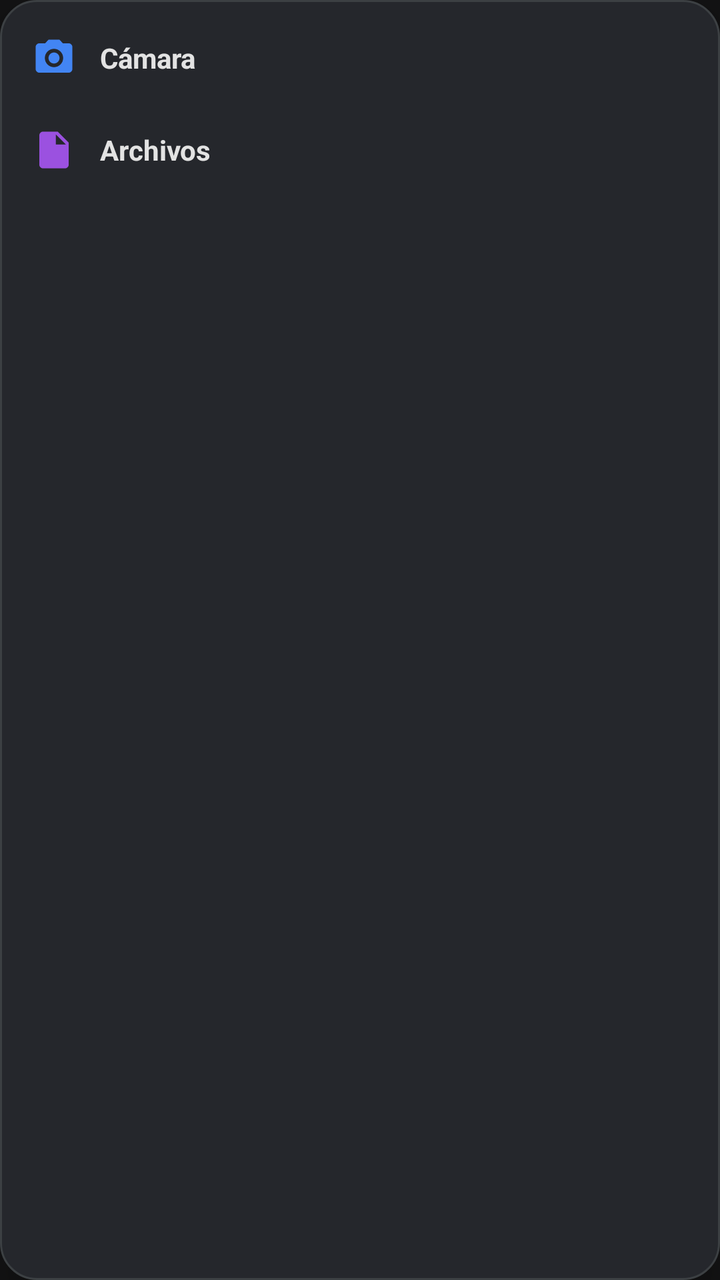
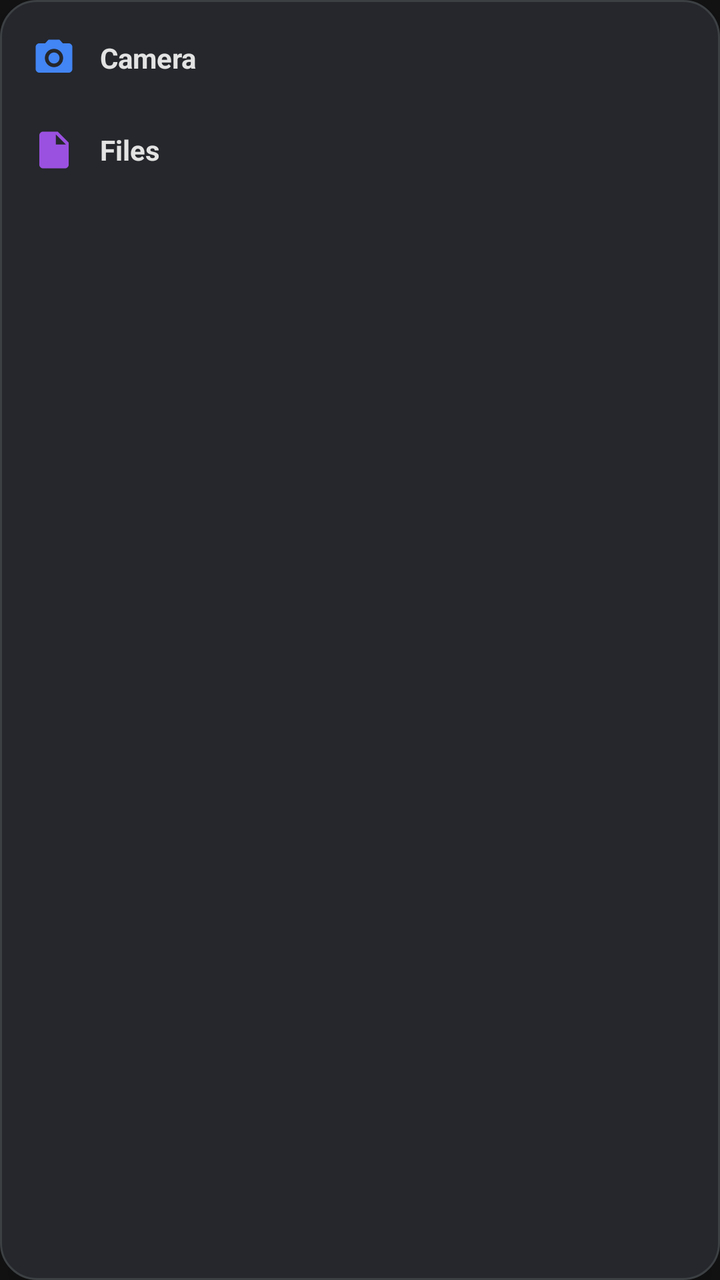

Before-and-after screenshots of an Android layout around one commit, followed by the original layout XML and the change that was made.
<!-- AndroidManifest.xml: application theme Theme.GeminiClone -->
<!-- res/layout/popup_attach_menu.xml -->
<?xml version="1.0" encoding="utf-8"?>
<LinearLayout xmlns:android="http://schemas.android.com/apk/res/android"
    xmlns:app="http://schemas.android.com/apk/res-auto"
    android:id="@+id/popupAttachRoot"
    android:layout_width="180dp"
    android:layout_height="wrap_content"
    android:orientation="vertical"
    android:background="@drawable/bg_menu_popup"
    android:paddingVertical="6dp"
    android:elevation="10dp">

    
    <LinearLayout
        android:id="@+id/btnAttachCamera"
        android:layout_width="match_parent"
        android:layout_height="wrap_content"
        android:orientation="horizontal"
        android:gravity="center_vertical"
        android:paddingHorizontal="16dp"
        android:paddingVertical="12dp"
        android:background="?attr/selectableItemBackground"
        android:clickable="true"
        android:focusable="true">

        <ImageView
            android:layout_width="22dp"
            android:layout_height="22dp"
            android:src="@drawable/ic_camera"
            app:tint="@color/gemini_blue" />

        <TextView
            android:layout_width="wrap_content"
            android:layout_height="wrap_content"
            android:layout_marginStart="12dp"
            android:text="Cámara"
            android:textColor="@color/text_primary"
            android:textSize="14sp"
            android:textStyle="bold" />
    </LinearLayout>

    
    <LinearLayout
        android:id="@+id/btnAttachFiles"
        android:layout_width="match_parent"
        android:layout_height="wrap_content"
        android:orientation="horizontal"
        android:gravity="center_vertical"
        android:paddingHorizontal="16dp"
        android:paddingVertical="12dp"
        android:background="?attr/selectableItemBackground"
        android:clickable="true"
        android:focusable="true">

        <ImageView
            android:layout_width="22dp"
            android:layout_height="22dp"
            android:src="@drawable/ic_file"
            app:tint="@color/gemini_purple" />

        <TextView
            android:layout_width="wrap_content"
            android:layout_height="wrap_content"
            android:layout_marginStart="12dp"
            android:text="Archivos"
            android:textColor="@color/text_primary"
            android:textSize="14sp"
            android:textStyle="bold" />
    </LinearLayout>

    
    <LinearLayout
        android:id="@+id/btnAttachScreenshot"
        android:layout_width="match_parent"
        android:layout_height="wrap_content"
        android:orientation="horizontal"
        android:gravity="center_vertical"
        android:paddingHorizontal="16dp"
        android:paddingVertical="12dp"
        android:background="?attr/selectableItemBackground"
        android:clickable="true"
        android:focusable="true"
        android:visibility="gone">

        <ImageView
            android:layout_width="22dp"
            android:layout_height="22dp"
            android:src="@drawable/ic_image"
            app:tint="@color/gemini_pink" />

        <TextView
            android:layout_width="wrap_content"
            android:layout_height="wrap_content"
            android:layout_marginStart="12dp"
            android:text="Captura de pantalla"
            android:textColor="@color/text_primary"
            android:textSize="14sp"
            android:textStyle="bold" />
    </LinearLayout>

</LinearLayout>
<!-- resources referenced by this layout -->
<resources>
  <color name="gemini_blue">#4285F4</color>
  <color name="gemini_pink">#FF6B8B</color>
  <color name="gemini_purple">#9B51E0</color>
  <color name="text_primary">#E3E3E3</color>
  <!-- drawable bg_menu_popup (drawable) -->
  <?xml version="1.0" encoding="utf-8"?>
  <shape xmlns:android="http://schemas.android.com/apk/res/android"
      android:shape="rectangle">
      <corners android:radius="18dp" />
      <solid android:color="#25272C" />
      <stroke android:width="1dp" android:color="#3C4043" />
  </shape>
  <!-- drawable ic_camera (drawable) -->
  <vector xmlns:android="http://schemas.android.com/apk/res/android"
      android:width="24dp"
      android:height="24dp"
      android:viewportWidth="24"
      android:viewportHeight="24">
      <path
          android:fillColor="@color/gemini_blue"
          android:pathData="M9,2L7.17,4H4c-1.1,0 -2,0.9 -2,2v12c0,1.1 0.9,2 2,2h16c1.1,0 2,-0.9 2,-2V6c0,-1.1 -0.9,-2 -2,-2h-3.17L15,2H9zm3,15c-2.76,0 -5,-2.24 -5,-5s2.24,-5 5,-5 5,2.24 5,5 -2.24,5 -5,5zm0,-8c-1.66,0 -3,1.34 -3,3s1.34,3 3,3 3,-1.34 3,-3 -1.34,-3 -3,-3z" />
  </vector>
  <!-- drawable ic_file (drawable) -->
  <vector xmlns:android="http://schemas.android.com/apk/res/android"
      android:width="24dp"
      android:height="24dp"
      android:viewportWidth="24"
      android:viewportHeight="24">
      <path
          android:fillColor="@color/gemini_blue"
          android:pathData="M14,2H6C4.9,2 4.01,2.9 4.01,4L4,20c0,1.1 0.89,2 1.99,2H18c1.1,0 2,-0.9 2,-2V8l-6,-6zM13,9V3.5L18.5,9H13z" />
  </vector>
  <!-- drawable ic_image (drawable) -->
  <vector xmlns:android="http://schemas.android.com/apk/res/android"
      android:width="24dp"
      android:height="24dp"
      android:viewportWidth="24"
      android:viewportHeight="24">
      <path
          android:fillColor="@color/gemini_purple"
          android:pathData="M21,19V5c0,-1.1 -0.9,-2 -2,-2H5c-1.1,0 -2,0.9 -2,2v14c0,1.1 0.9,2 2,2h14c1.1,0 2,-0.9 2,-2zM8.5,13.5l2.5,3.01L14.5,12l4.5,6H5l3.5,-4.5z" />
  </vector>
  <style name="Theme.GeminiClone" parent="Theme.Material3.Dark.NoActionBar">
          <item name="android:windowBackground">@color/gemini_bg</item>
          <item name="android:statusBarColor">@android:color/transparent</item>
          <item name="android:navigationBarColor">@android:color/transparent</item>
          <item name="android:windowLightStatusBar">false</item>
          <item name="android:windowLightNavigationBar">false</item>
          <item name="android:windowDrawsSystemBarBackgrounds">true</item>
          <item name="android:windowLayoutInDisplayCutoutMode">shortEdges</item>
          <item name="colorPrimary">@color/gemini_blue</item>
          <item name="colorSecondary">@color/gemini_purple</item>
          <item name="colorSurface">@color/gemini_surface</item>
          <item name="colorOnSurface">@color/text_primary</item>
      </style>
  <color name="gemini_bg">#131314</color>
  <color name="gemini_surface">#1E1F20</color>
</resources>

<!-- the commit's change to res/layout/popup_attach_menu.xml (unified diff, before → after) -->
@@ -32,7 +32,7 @@
             android:layout_width="wrap_content"
             android:layout_height="wrap_content"
             android:layout_marginStart="12dp"
-            android:text="Cámara"
+            android:text="@string/attach_camera"
             android:textColor="@color/text_primary"
             android:textSize="14sp"
             android:textStyle="bold" />
@@ -61,7 +61,7 @@
             android:layout_width="wrap_content"
             android:layout_height="wrap_content"
             android:layout_marginStart="12dp"
-            android:text="Archivos"
+            android:text="@string/attach_files"
             android:textColor="@color/text_primary"
             android:textSize="14sp"
             android:textStyle="bold" />
@@ -91,7 +91,7 @@
             android:layout_width="wrap_content"
             android:layout_height="wrap_content"
             android:layout_marginStart="12dp"
-            android:text="Captura de pantalla"
+            android:text="@string/attach_screenshot"
             android:textColor="@color/text_primary"
             android:textSize="14sp"
             android:textStyle="bold" />
<!-- resource entries referenced after the edit -->
@@ -42,6 +42,9 @@
           android:fillColor="@color/gemini_purple"
           android:pathData="M21,19V5c0,-1.1 -0.9,-2 -2,-2H5c-1.1,0 -2,0.9 -2,2v14c0,1.1 0.9,2 2,2h14c1.1,0 2,-0.9 2,-2zM8.5,13.5l2.5,3.01L14.5,12l4.5,6H5l3.5,-4.5z" />
   </vector>
+  <string name="attach_camera">Camera</string>
+  <string name="attach_files">Files</string>
+  <string name="attach_screenshot">Screenshot</string>
   <style name="Theme.GeminiClone" parent="Theme.Material3.Dark.NoActionBar">
           <item name="android:windowBackground">@color/gemini_bg</item>
           <item name="android:statusBarColor">@android:color/transparent</item>
